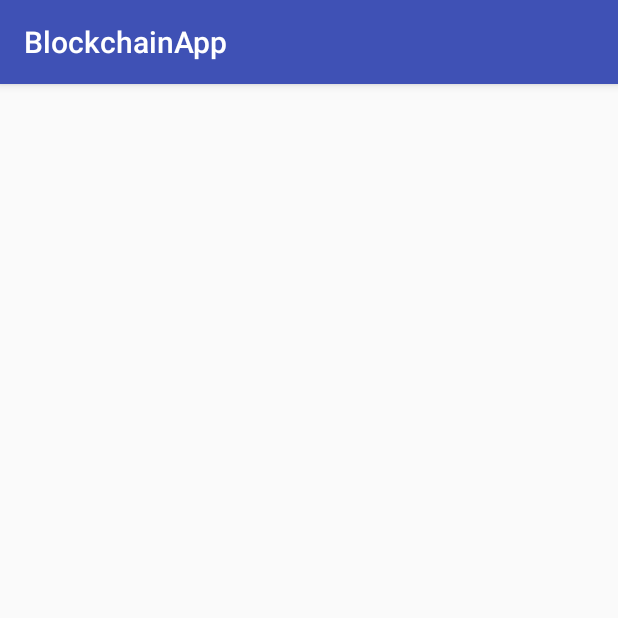
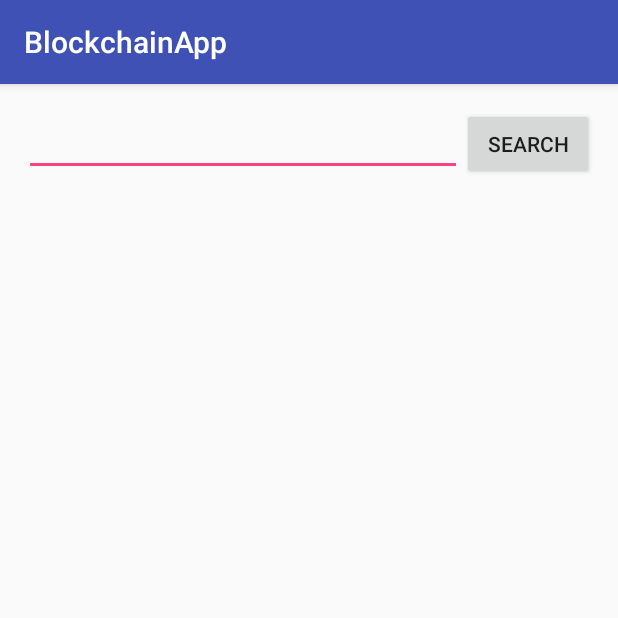
Before and after one commit to Jees7/IO-Homework, an Android app: the screen it shows after launch (MainActivity), on a phone screen of 412 x 824 dp, the top half of it. Run offline under Robolectric (Android 15) with nearby library versions, the phone set to English and light mode, and no system bars.

```diff
--- a/app/build.gradle
+++ b/app/build.gradle
@@ -25,5 +25,6 @@ dependencies {
         exclude group: 'com.android.support', module: 'support-annotations'
     })
     compile 'com.android.support:appcompat-v7:25.2.0'
+    compile 'com.google.code.gson:gson:2.7'
     testCompile 'junit:junit:4.12'
 }
--- a/app/src/main/java/com/io/jees/blockchainapp/model/Blockchain.java
+++ b/app/src/main/java/com/io/jees/blockchainapp/model/BlockchainData.java
@@ -2,9 +2,9 @@ package com.io.jees.blockchainapp.model;
 
 import java.util.HashMap;
 
-public class Blockchain {
+public class BlockchainData {
 
-    private HashMap<String, Integer> hash;
+    private HashMap<String, Integer> hash;                                                          // <String of Hash, Integer of block_index>
     private HashMap<String, Integer> prev_block;
     private int n_tx;
     private int size;
--- /dev/null
+++ b/app/src/main/java/com/io/jees/blockchainapp/parser/GsonParseBlockchain.java
@@ -0,0 +1,5 @@
+package com.io.jees.blockchainapp.parser;
+
+public class GsonParseBlockchain {
+
+}
--- a/app/src/main/res/layout/activity_main.xml
+++ b/app/src/main/res/layout/activity_main.xml
@@ -10,4 +10,24 @@
     android:paddingTop="@dimen/activity_vertical_margin"
     tools:context="com.io.jees.blockchainapp.MainActivity">
 
+    <EditText
+        android:id="@+id/editText"
+        android:layout_width="wrap_content"
+        android:layout_height="wrap_content"
+        android:layout_alignParentLeft="true"
+        android:layout_alignParentStart="true"
+        android:layout_alignParentTop="true"
+        android:layout_toLeftOf="@+id/button"
+        android:layout_toStartOf="@+id/button"
+        android:inputType="textPersonName"
+        android:text="" />
+
+    <Button
+        android:id="@+id/button"
+        android:layout_width="wrap_content"
+        android:layout_height="wrap_content"
+        android:layout_alignParentEnd="true"
+        android:layout_alignParentRight="true"
+        android:layout_alignParentTop="true"
+        android:text="@string/search" />
 </RelativeLayout>
--- a/app/src/main/res/values/strings.xml
+++ b/app/src/main/res/values/strings.xml
@@ -1,3 +1,4 @@
 <resources>
     <string name="app_name">BlockchainApp</string>
+    <string name="search">search</string>
 </resources>
```
Also changed, not shown: app/src/main/java/com/io/jees/blockchainapp/api/BlockchainAPI.java (added, +11 -0 lines).
